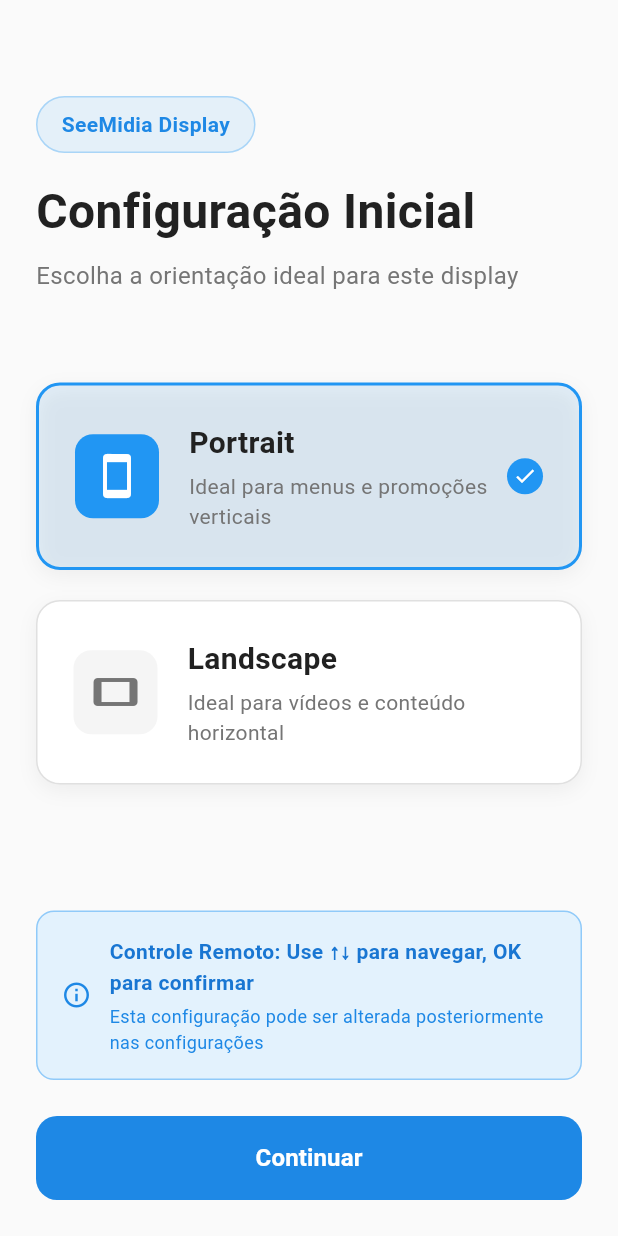
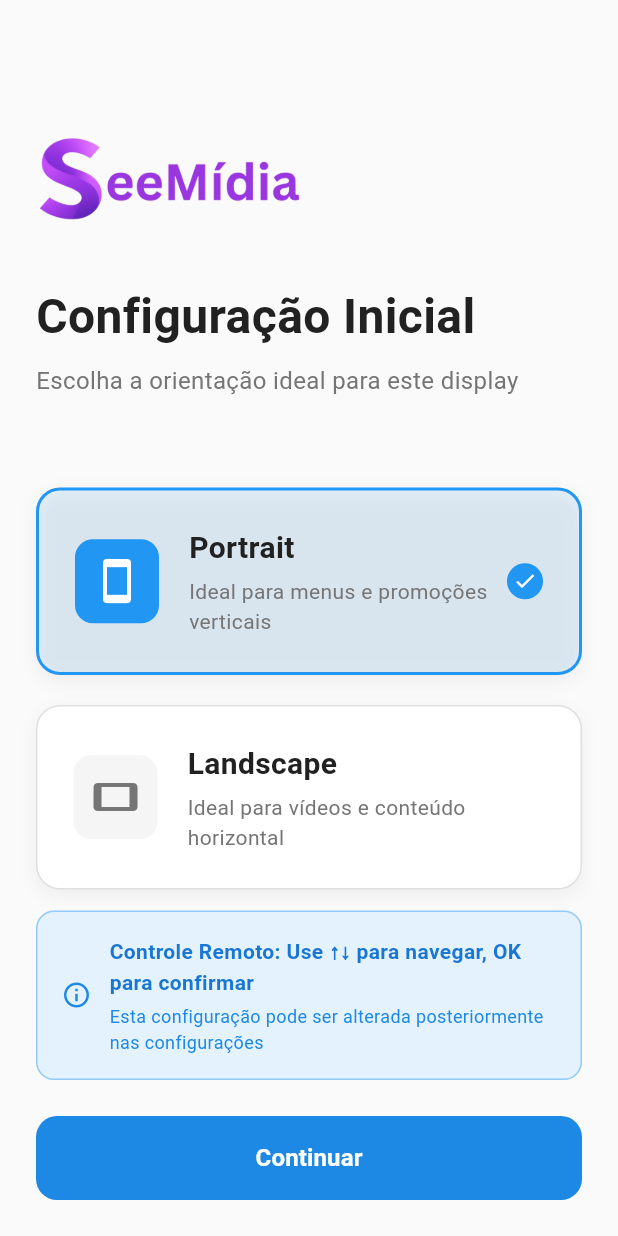
Before and after one commit to velrino/adaptamidia, a Flutter app: the screen it shows after launch, on a phone screen of 412 x 824 dp. Run offline on Flutter 3.47's test engine with Material 3 defaults, Android fonts, the phone set to English and light mode, and no system bars; our stand-ins replace device_info_plus, firebase_core, firebase_database, shared_preferences; accounts and stored records are empty.

Commit message:
⚡️ [LAYOUT] Improved conf screen

```diff
--- a/lib/main.dart
+++ b/lib/main.dart
@@ -99,11 +99,6 @@ class _AppWrapperState extends State<AppWrapper> {
             children: [
               CircularProgressIndicator(),
               SizedBox(height: 16),
-              Text(
-                'SeeMidia Display',
-                style: TextStyle(fontSize: 24, fontWeight: FontWeight.bold),
-              ),
-              SizedBox(height: 8),
               Text('Carregando...'),
             ],
           ),
--- a/lib/screens/configuration_screen.dart
+++ b/lib/screens/configuration_screen.dart
@@ -29,13 +29,9 @@ class _ConfigurationScreenState extends State<ConfigurationScreen>
       duration: const Duration(milliseconds: 1000),
       vsync: this,
     );
-    _fadeAnimation = Tween<double>(
-      begin: 0.0,
-      end: 1.0,
-    ).animate(CurvedAnimation(
-      parent: _animationController,
-      curve: Curves.easeInOut,
-    ));
+    _fadeAnimation = Tween<double>(begin: 0.0, end: 1.0).animate(
+      CurvedAnimation(parent: _animationController, curve: Curves.easeInOut),
+    );
     _animationController.forward();
   }
 
@@ -101,9 +97,7 @@ class _ConfigurationScreenState extends State<ConfigurationScreen>
 
     if (mounted) {
       Navigator.of(context).pushReplacement(
-        MaterialPageRoute(
-          builder: (context) => const LoginScreen(),
-        ),
+        MaterialPageRoute(builder: (context) => const LoginScreen()),
       );
     }
   }
@@ -130,9 +124,7 @@ class _ConfigurationScreenState extends State<ConfigurationScreen>
                   const SizedBox(height: 40),
                   _buildHeader(isDark),
                   const SizedBox(height: 60),
-                  Expanded(
-                    child: _buildOrientationSelector(isDark),
-                  ),
+                  Expanded(child: _buildOrientationSelector(isDark)),
                   _buildBottomSection(isDark),
                 ],
               ),
@@ -147,20 +139,12 @@ class _ConfigurationScreenState extends State<ConfigurationScreen>
     return Column(
       crossAxisAlignment: CrossAxisAlignment.start,
       children: [
-        Container(
-          padding: const EdgeInsets.symmetric(horizontal: 16, vertical: 8),
-          decoration: BoxDecoration(
-            color: Colors.blue.withOpacity(0.1),
-            borderRadius: BorderRadius.circular(20),
-            border: Border.all(color: Colors.blue.withOpacity(0.3)),
-          ),
-          child: Text(
-            'SeeMidia Display',
-            style: TextStyle(
-              color: Colors.blue[600],
-              fontSize: 14,
-              fontWeight: FontWeight.w600,
-            ),
+        Padding(
+          padding: const EdgeInsets.only(top: 8),
+          child: Image.asset(
+            'assets/images/logo.png',
+            height: 100,
+            // fit: BoxFit.contain,
           ),
         ),
         const SizedBox(height: 16),
@@ -298,11 +282,7 @@ class _ConfigurationScreenState extends State<ConfigurationScreen>
                   color: Colors.blue,
                   shape: BoxShape.circle,
                 ),
-                child: const Icon(
-                  Icons.check,
-                  size: 16,
-                  color: Colors.white,
-                ),
+                child: const Icon(Icons.check, size: 16, color: Colors.white),
               ),
           ],
         ),
@@ -324,11 +304,7 @@ class _ConfigurationScreenState extends State<ConfigurationScreen>
           ),
           child: Row(
             children: [
-              Icon(
-                Icons.info_outline,
-                color: Colors.blue[600],
-                size: 20,
-              ),
+              Icon(Icons.info_outline, color: Colors.blue[600], size: 20),
               const SizedBox(width: 12),
               Expanded(
                 child: Column(
@@ -381,10 +357,7 @@ class _ConfigurationScreenState extends State<ConfigurationScreen>
                   )
                 : const Text(
                     'Continuar',
-                    style: TextStyle(
-                      fontSize: 16,
-                      fontWeight: FontWeight.w600,
-                    ),
+                    style: TextStyle(fontSize: 16, fontWeight: FontWeight.w600),
                   ),
           ),
         ),
--- a/pubspec.yaml
+++ b/pubspec.yaml
@@ -64,9 +64,8 @@ flutter:
   uses-material-design: true
 
   # To add assets to your application, add an assets section, like this:
-  # assets:
-  #   - images/a_dot_burr.jpeg
-  #   - images/a_dot_ham.jpeg
+  assets:
+    - assets/images/
 
   # An image asset can refer to one or more resolution-specific "variants", see
   # https://flutter.dev/to/resolution-aware-images
```
Also changed, not shown: lib/screens/authenticated/home_screen.dart (+7 -10 lines), lib/screens/login_screen.dart (+101 -44 lines), assets/images/logo.png (added).
